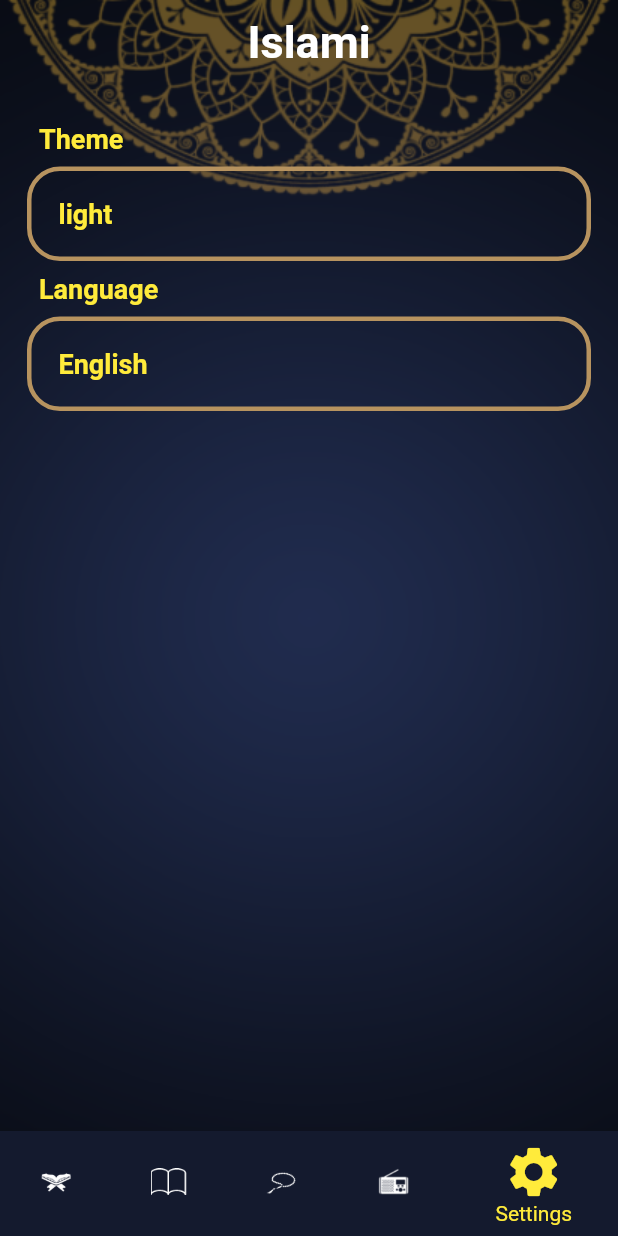
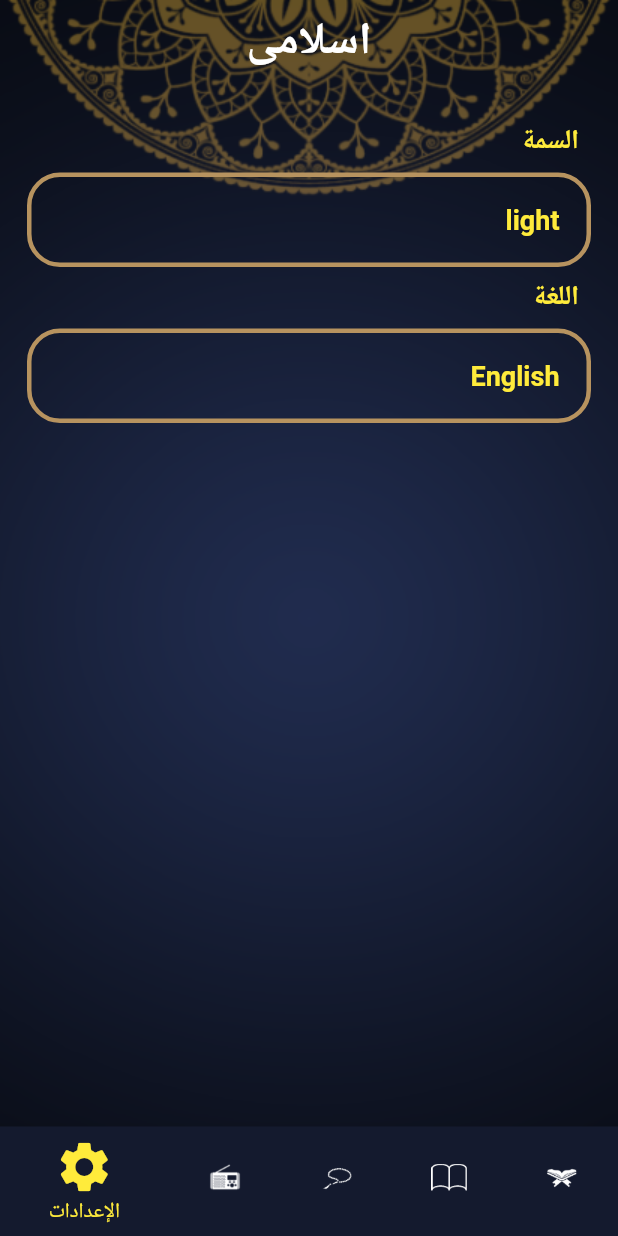
Before and after one commit to hamadia/Islami-app, a Flutter app: the screen it shows after launch, item 5 of the bottom bar chosen, on a phone screen of 412 x 824 dp. Run offline on Flutter 3.47's test engine with Material 2 defaults, Android fonts, the light colour scheme and no system bars; generated files the repository leaves out were written again.

Commit message:
+ localization

```diff
--- /dev/null
+++ b/l10n.yaml
@@ -0,0 +1,3 @@
+arb-dir: lib/l10n
+template-arb-file: app_en.arb
+output-localization-file: app_localizations.dart
--- /dev/null
+++ b/lib/l10n/app_ar.arb
@@ -0,0 +1,10 @@
+{
+   "app_title" : "اسلامى",
+   "quan_tab" : "القران",
+   "hadith_tab" : "الحديث",
+   "tasbeh_tab" : "تسبيح",
+   "radio_tab" : "الراديو",
+   "settings_tab" : "الإعدادات",
+   "theme" : "السمة",
+   "language" : "اللغة"
+}
--- a/lib/main.dart
+++ b/lib/main.dart
@@ -1,4 +1,5 @@
 import 'package:flutter/material.dart';
+import 'package:flutter_gen/gen_l10n/app_localizations.dart';
 import 'package:islam/ui/home/home_screen.dart';
 import 'package:islam/ui/home/screens/hadith_details.dart';
 import 'package:islam/ui/home/screens/sura_details_screen.dart';
@@ -15,6 +16,12 @@ class MyApplication extends StatelessWidget {
   @override
   Widget build(BuildContext context) {
     return MaterialApp(
+      localizationsDelegates: AppLocalizations.localizationsDelegates,
+      supportedLocales: [
+        Locale('en'), // English
+        Locale('ar'), // Spanish
+      ],
+      locale: Locale('ar'),
       theme: MyThemeData.lightTheme,
       darkTheme: MyThemeData.darkTheme,
       themeMode: ThemeMode.dark,
--- a/lib/ui/home/home_screen.dart
+++ b/lib/ui/home/home_screen.dart
@@ -1,4 +1,5 @@
 import 'package:flutter/material.dart';
+import 'package:flutter_gen/gen_l10n/app_localizations.dart';
 import 'package:islam/ui/home/hadith_tab/hadith_tab.dart';
 import 'package:islam/ui/home/quran_tab/quran_tab.dart';
 import 'package:islam/ui/home/radio_tab/radio_tab.dart';
@@ -40,7 +41,7 @@ class _HomeScreenState extends State<HomeScreen> {
         children: [
           Scaffold(
             appBar: AppBar(
-              title: const Text('Islami'),
+              title: Text(AppLocalizations.of(context)!.app_title),
             ),
             bottomNavigationBar: BottomNavigationBar(
               currentIndex: selectedIndexTab,
@@ -52,24 +53,24 @@ class _HomeScreenState extends State<HomeScreen> {
                 BottomNavigationBarItem(
                     backgroundColor: Theme.of(context).primaryColor,
                     icon: ImageIcon(AssetImage('assets/images/icon_quran.png')),
-                    label: 'Quran'),
+                    label: AppLocalizations.of(context)!.quan_tab),
                 BottomNavigationBarItem(
                     backgroundColor: Theme.of(context).primaryColor,
                     icon:
                         ImageIcon(AssetImage('assets/images/icon_hadith.png')),
-                    label: 'Hadith'),
+                    label: AppLocalizations.of(context)!.hadith_tab),
                 BottomNavigationBarItem(
                     backgroundColor: Theme.of(context).primaryColor,
                     icon: ImageIcon(AssetImage('assets/images/icon_sebha.png')),
-                    label: 'Tasbeh'),
+                    label: AppLocalizations.of(context)!.tasbeh_tab),
                 BottomNavigationBarItem(
                     backgroundColor: Theme.of(context).primaryColor,
                     icon: ImageIcon(AssetImage('assets/images/icon_radio.png')),
-                    label: 'Radio'),
+                    label: AppLocalizations.of(context)!.radio_tab),
                 BottomNavigationBarItem(
                     backgroundColor: Theme.of(context).primaryColor,
                     icon: Icon(Icons.settings),
-                    label: 'Settings'),
+                    label: AppLocalizations.of(context)!.settings_tab),
               ],
             ),
             body: tabs[selectedIndexTab],
--- a/lib/ui/home/setting_tab/setting_tab.dart
+++ b/lib/ui/home/setting_tab/setting_tab.dart
@@ -1,4 +1,5 @@
 import 'package:flutter/material.dart';
+import 'package:flutter_gen/gen_l10n/app_localizations.dart';
 import 'package:islam/ui/home/setting_tab/language_bottom_sheet.dart';
 import 'package:islam/ui/home/setting_tab/theme_bottom_sheet.dart';
 
@@ -14,10 +15,10 @@ class _SettingsTabState extends State<SettingsTab> {
       child: Column(
         crossAxisAlignment: CrossAxisAlignment.stretch,
         children: [
-          const Padding(
+          Padding(
             padding: EdgeInsets.all(8),
             child: Text(
-              'Theme',
+              AppLocalizations.of(context)!.theme,
               style: TextStyle(fontSize: 18, fontWeight: FontWeight.bold),
             ),
           ),
@@ -41,10 +42,10 @@ class _SettingsTabState extends State<SettingsTab> {
               ),
             ),
           ),
-          const Padding(
+          Padding(
             padding: EdgeInsets.all(8),
             child: Text(
-              'Language',
+              AppLocalizations.of(context)!.language,
               style: TextStyle(fontSize: 18, fontWeight: FontWeight.bold),
             ),
           ),
--- a/pubspec.yaml
+++ b/pubspec.yaml
@@ -35,6 +35,9 @@ dependencies:
   # The following adds the Cupertino Icons font to your application.
   # Use with the CupertinoIcons class for iOS style icons.
   cupertino_icons: ^1.0.2
+  flutter_localizations:
+    sdk: flutter
+  intl: any
 
 dev_dependencies:
   flutter_test:
@@ -52,6 +55,7 @@ dev_dependencies:
 
 # The following section is specific to Flutter packages.
 flutter:
+  generate: true
 
   # The following line ensures that the Material Icons font is
   # included with your application, so that you can use the icons in
```
Also changed, not shown: lib/l10n/app_en.arb (added, +10 -0 lines), pubspec.lock, 1 other file.
